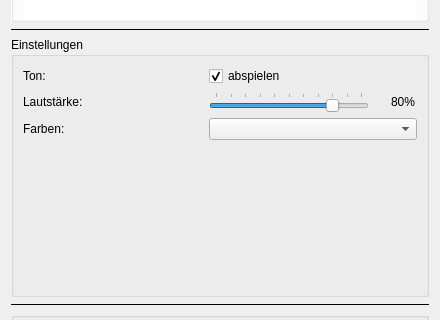
First picture: the form in settingsdialog.ui, repository tobiasvogel/HelloComputer, before the edit; both pictures show x 0 to 440 and y 197 to 517 of the 440 by 600 pixel window.
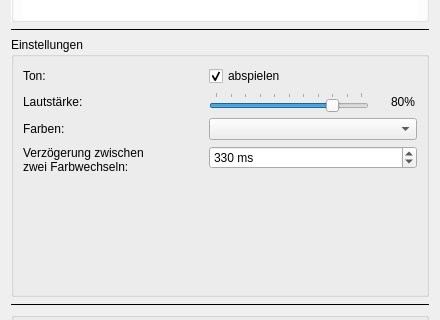
Second picture: the form after the edit. Icons and pictures are not drawn.

```diff
--- a/settingsdialog.ui
+++ b/settingsdialog.ui
@@ -245,8 +245,8 @@
         </item>
        </layout>
       </item>
-      <item row="4" column="0">
-       <spacer name="horizontalSpacer">
+      <item row="5" column="0">
+       <spacer name="leftColumnSpacer">
         <property name="orientation">
          <enum>Qt::Horizontal</enum>
         </property>
@@ -261,8 +261,8 @@
         </property>
        </spacer>
       </item>
-      <item row="4" column="1">
-       <spacer name="horizontalSpacer_2">
+      <item row="5" column="1">
+       <spacer name="rightColumnSpacer">
         <property name="orientation">
          <enum>Qt::Horizontal</enum>
         </property>
@@ -274,6 +274,38 @@
         </property>
        </spacer>
       </item>
+      <item row="4" column="0">
+       <widget class="QLabel" name="frequencySettingLabel">
+        <property name="text">
+         <string>Verzögerung zwischen zwei Farbwechseln:</string>
+        </property>
+        <property name="wordWrap">
+         <bool>true</bool>
+        </property>
+       </widget>
+      </item>
+      <item row="4" column="1">
+       <widget class="QSpinBox" name="frequencySettingSpinBox">
+        <property name="buttonSymbols">
+         <enum>QAbstractSpinBox::UpDownArrows</enum>
+        </property>
+        <property name="suffix">
+         <string extracomment="add a space before abbreviation of milliseconds"> ms</string>
+        </property>
+        <property name="minimum">
+         <number>100</number>
+        </property>
+        <property name="maximum">
+         <number>3000</number>
+        </property>
+        <property name="singleStep">
+         <number>10</number>
+        </property>
+        <property name="value">
+         <number>330</number>
+        </property>
+       </widget>
+      </item>
      </layout>
     </widget>
    </item>
```
Left out of the diff: 4 changed lines with no effect on the pictures.
